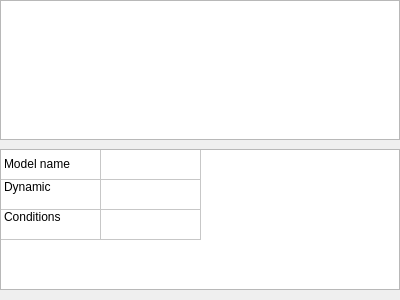
Above: src/vle/gvle2/filevpzrtool.ui from vle-forge/vle before the change. Below: the same form after it.
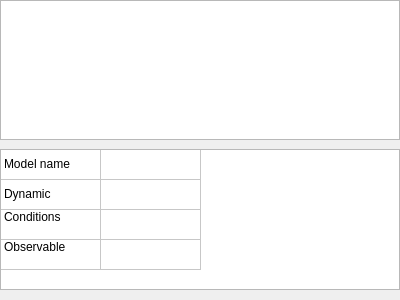
That is the form after the change. The open tabs and pages were chosen to show the change.

Commit message: gvle2: add the observable editor and selector

What changed in the file:
```diff
--- a/src/vle/gvle2/filevpzrtool.ui
+++ b/src/vle/gvle2/filevpzrtool.ui
@@ -82,7 +82,7 @@
           <bool>true</bool>
          </property>
          <property name="rowCount">
-          <number>3</number>
+          <number>4</number>
          </property>
          <property name="columnCount">
           <number>2</number>
@@ -102,6 +102,7 @@
          <row/>
          <row/>
          <row/>
+         <row/>
          <column>
           <property name="text">
            <string>Property</string>
@@ -133,7 +134,7 @@
            <string>Dynamic</string>
           </property>
           <property name="textAlignment">
-           <set>AlignLeft|AlignTop</set>
+           <set>AlignLeft|AlignVCenter</set>
           </property>
           <property name="flags">
            <set>ItemIsSelectable|ItemIsEnabled</set>
@@ -158,6 +159,24 @@
            <set>ItemIsSelectable|ItemIsEnabled</set>
           </property>
          </item>
+         <item row="2" column="1">
+          <property name="textAlignment">
+           <set>AlignLeft|AlignTop</set>
+          </property>
+         </item>
+         <item row="3" column="0">
+          <property name="text">
+           <string>Observable</string>
+          </property>
+          <property name="textAlignment">
+           <set>AlignLeft|AlignTop</set>
+          </property>
+         </item>
+         <item row="3" column="1">
+          <property name="textAlignment">
+           <set>AlignLeft|AlignTop</set>
+          </property>
+         </item>
         </widget>
        </item>
       </layout>
```
Left out of the diff: 2 changed lines with no effect on the pictures. The commit also changes 11 other files.
